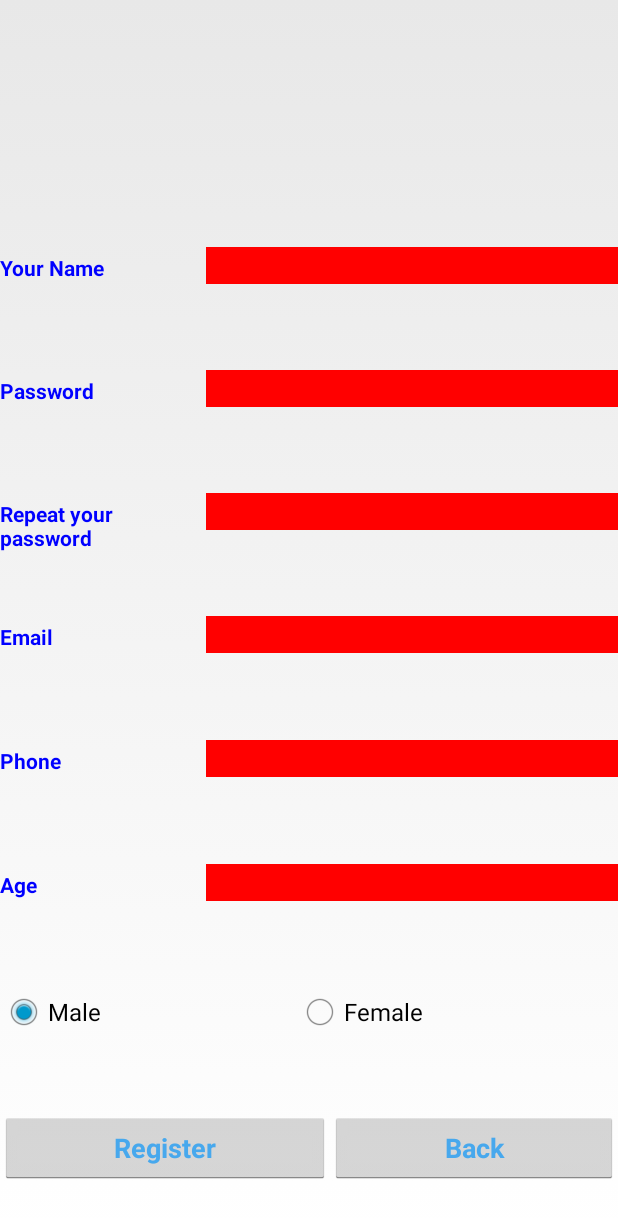
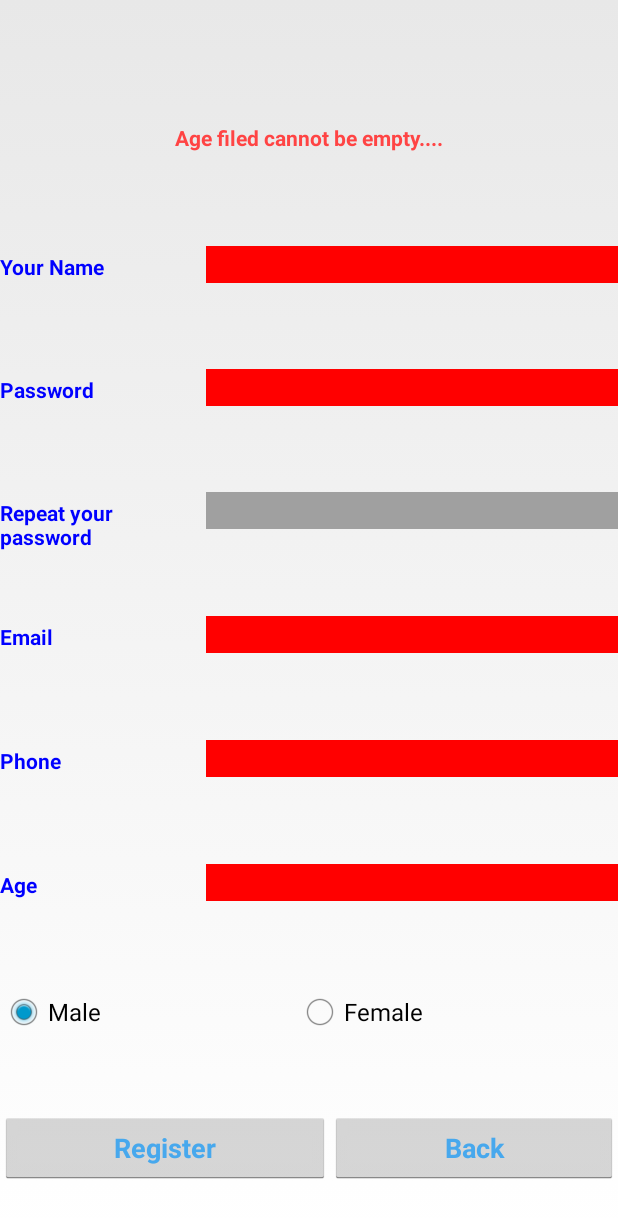
Before and after one commit to MorROST/SporTeam, an Android app: the Register screen opened directly, with no data from a screen before it, after a tap on "Register", on a phone screen of 412 x 824 dp. Shown: the top 1218 px of the screen. Run offline under Robolectric (Android 15) with nearby library versions, the phone set to English and light mode, and no system bars; network calls fail.

```diff
--- a/app/src/main/java/com/yonimor/sporteam/sporteam/Register.java
+++ b/app/src/main/java/com/yonimor/sporteam/sporteam/Register.java
@@ -19,11 +19,14 @@ public class Register extends Activity {
     RadioGroup group;
     String email, password,passwordRepeat, name, gender;
     String age, phone;
+    TextView textView;
     @Override
     protected void onCreate(Bundle savedInstanceState) {
         super.onCreate(savedInstanceState);
         setContentView(R.layout.activity_register);
 
+        textView = (TextView) findViewById(R.id.error_label);
+        textView.setText("");
 
         name_editxt = (EditText) findViewById(R.id.name_editxt);
         password_editxt = (EditText) findViewById(R.id.passField);
@@ -45,7 +48,6 @@ public class Register extends Activity {
         ////////////////////////////////EMAIL ADDRESS///////////////////////////////////
         final EditText emailValidate = (EditText) findViewById(R.id.email_txt_register);
 
-        //final TextView textView = (TextView) findViewById(R.id.error_lable);                   should enable error label!  next version candidate
 
         String email = emailValidate.getText().toString().trim();
 
@@ -59,40 +61,68 @@ public class Register extends Activity {
 
 
         if (email.matches(emailPattern)) {
-           // textView.setText("");                                                               should enable error label!  next version candidate
+            textView.setText("");
             email_editxt.setBackgroundColor(Color.TRANSPARENT);
             email_bool = true;
         } else {
-           // textView.setText("Invalid email address");                                          should enable error label!  next version candidate
+            textView.setText("Invalid email address");
             email_editxt.setBackgroundColor(Color.RED);
             email_bool = false;
         }
 
         //////////////////////////////////PASSWORD & REPEAT////////////////////////////////////////
         if (passwordRepeat.equals("") || password.equals("")) {
+            if(password.equals("")) {
                 password_bool = false;
+                password_editxt.setBackgroundColor(Color.RED);
+                textView.setText("Password cannot be empty");
+            }
+            else {
                 passwordRepeat_bool = false;
+                repeatPassword_editxt.setBackgroundColor(Color.RED);
+                textView.setText("Password cannot be empty");
+            }
+
+
+        } else if (!passwordRepeat.equals("") && !password.equals("")) {
+
+            if(passwordRepeat.equals(password)) {
+                password_editxt.setBackgroundColor(Color.TRANSPARENT);
+                repeatPassword_editxt.setBackgroundColor(Color.TRANSPARENT);
+                password_bool = true;
+                passwordRepeat_bool = true;
+            }
+            else
+            {
                 password_editxt.setBackgroundColor(Color.RED);
                 repeatPassword_editxt.setBackgroundColor(Color.RED);
-        } else if (!passwordRepeat.equals("") || !password.equals("")) {
-            password_bool = true;
-            passwordRepeat_bool = true;
-            password_editxt.setBackgroundColor(Color.TRANSPARENT);
-            repeatPassword_editxt.setBackgroundColor(Color.TRANSPARENT);
+                textView.setText("password doesn't match");
+            }
 
         }
         //////////////////////////////////FIRST NAME  //////////////////////////////////
 
         if (name.equals("")) {
+
             name_bool = false;
             name_editxt.setBackgroundColor(Color.RED);
+            textView.setText("Please tell us your name....");
 
         }
         else if (!name.equals(""))
         {
+            String namePattern = "[a-zA-Z]+\\.?";
 
+            if (name.matches(namePattern)) {
+                textView.setText("");
+                name_bool = true;
                 name_editxt.setBackgroundColor(Color.TRANSPARENT);
-                name_bool = true;
+            } else {
+                textView.setText("Name can only contains letters");
+                name_editxt.setBackgroundColor(Color.RED);
+                name_bool = false;
+            }
+
 
         }
         //////////////////////////////////  AGE  &  PHONE  ////////////////////////////////////////
@@ -100,11 +130,13 @@ public class Register extends Activity {
             if (phone.equals("")) {
                 phone_editxt.setBackgroundColor(Color.RED);
                 phone_bool = false;
+                textView.setText("Phone filed cannot be empty....");
 
                 if(age.equals(""))
                 {
                     age_editxt.setBackgroundColor(Color.RED);
                     age_bool = false;
+                    textView.setText("Age filed cannot be empty....");
                 }
             }
             else {
--- a/app/src/main/res/layout/activity_register.xml
+++ b/app/src/main/res/layout/activity_register.xml
@@ -12,8 +12,26 @@
     <LinearLayout
         android:orientation="horizontal"
         android:layout_width="match_parent"
-        android:layout_weight="20"
+        android:layout_weight="10"
         android:layout_height="0dp">
+
+    </LinearLayout>
+
+    <LinearLayout
+        android:orientation="horizontal"
+        android:layout_width="match_parent"
+        android:layout_height="0dp"
+        android:layout_weight="10">
+
+        <TextView
+            android:text="Error Label"
+            android:gravity="center"
+            android:layout_width="match_parent"
+            android:layout_height="wrap_content"
+            android:id="@+id/error_label"
+            android:layout_weight="2"
+            android:textColor="@android:color/holo_red_light"
+            style="@style/Labs"/>
 
     </LinearLayout>
 
@@ -106,7 +124,7 @@
         <EditText
             android:layout_width="match_parent"
             android:layout_height="wrap_content"
-            android:inputType="textPassword"
+            android:inputType="textEmailAddress"
             android:ems="10"
             android:id="@+id/email_txt_register"
             android:layout_weight="1"
```
Lines whose indentation alone changed are shown as unchanged.
